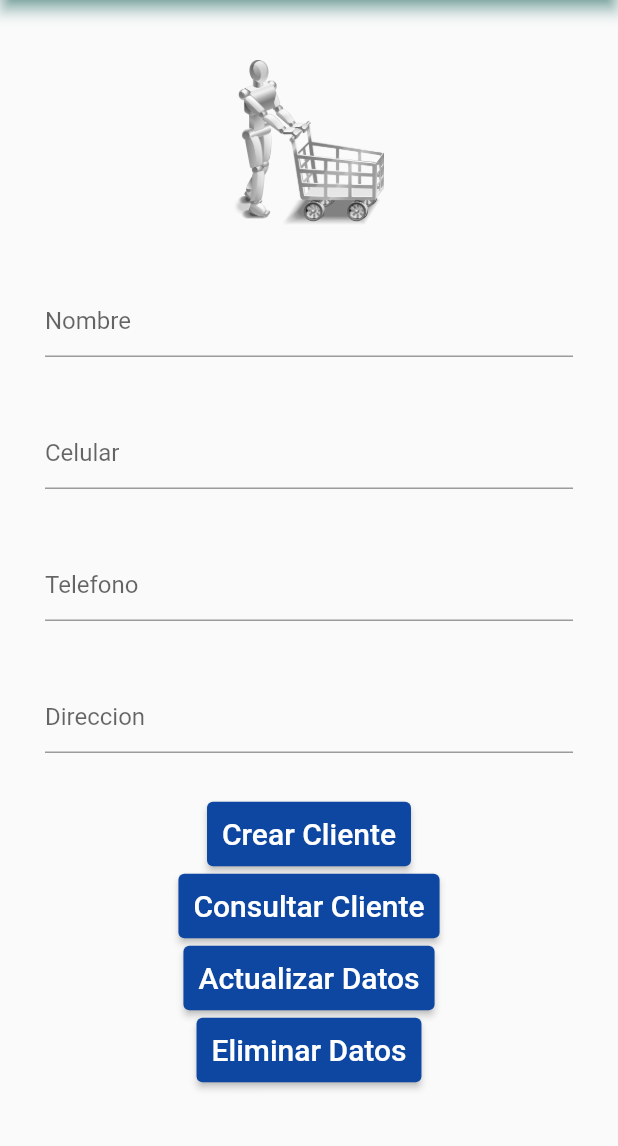
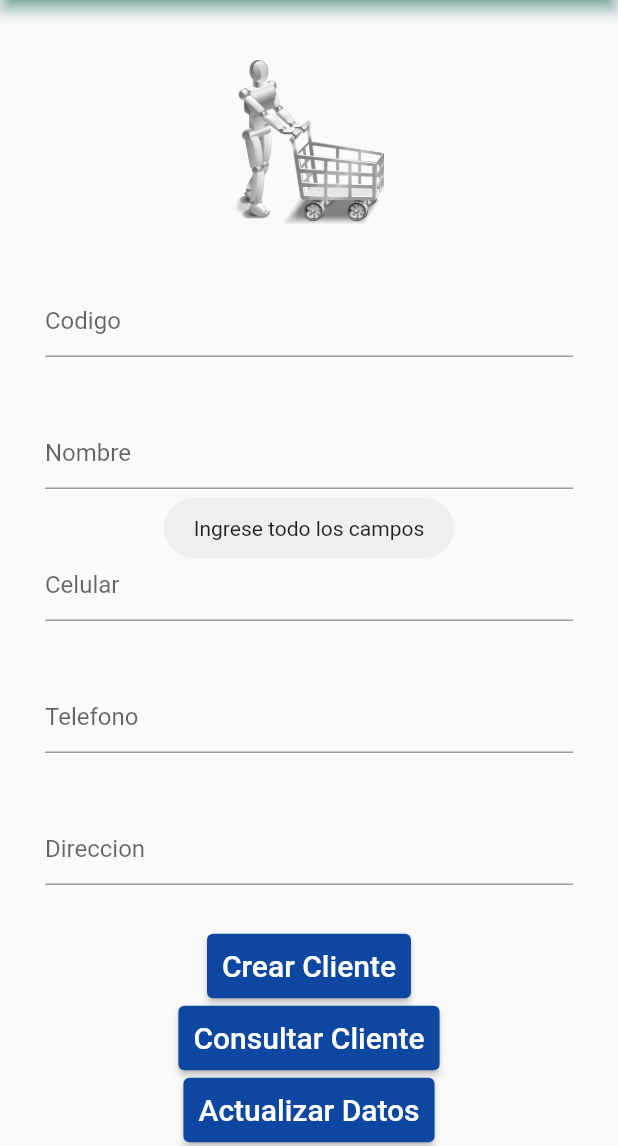
Before and after one commit to Jjcastiblanco/market_place, a Flutter app: the ReCliente screen opened directly, after a tap on "Crear Cliente", on a phone screen of 412 x 824 dp, the part 90-1236 px from its top. Run offline on Flutter 3.47's test engine with Material 2 defaults, Android fonts, the phone set to English and light mode, and no system bars; our stand-ins replace cloud_firestore, firebase_core, fluttertoast, url_launcher_web; missing offline and left inert: cloud_firestore_web, firebase_core_web, firebase_database_web; accounts and stored records are empty.

Commit message:
crear cliente Sprint 3

```diff
--- a/lib/generated_plugin_registrant.dart
+++ b/lib/generated_plugin_registrant.dart
@@ -8,6 +8,7 @@
 import 'package:cloud_firestore_web/cloud_firestore_web.dart';
 import 'package:firebase_core_web/firebase_core_web.dart';
 import 'package:firebase_database_web/firebase_database_web.dart';
+import 'package:fluttertoast/fluttertoast_web.dart';
 import 'package:url_launcher_web/url_launcher_web.dart';
 
 import 'package:flutter_web_plugins/flutter_web_plugins.dart';
@@ -17,6 +18,7 @@ void registerPlugins(Registrar registrar) {
   FirebaseFirestoreWeb.registerWith(registrar);
   FirebaseCoreWeb.registerWith(registrar);
   FirebaseDatabaseWeb.registerWith(registrar);
+  FluttertoastWebPlugin.registerWith(registrar);
   UrlLauncherPlugin.registerWith(registrar);
   registrar.registerMessageHandler();
 }
--- a/lib/registroClientes.dart
+++ b/lib/registroClientes.dart
@@ -1,7 +1,9 @@
 
+import 'package:cloud_firestore/cloud_firestore.dart';
 import 'package:flutter/cupertino.dart';
 import 'package:flutter/material.dart';
-import 'package:marketplace/clientes.dart';
+import 'package:fluttertoast/fluttertoast.dart';
+
 
 class GestionClientes extends StatelessWidget {
   const GestionClientes({Key? key}) : super(key: key);
@@ -22,6 +24,16 @@ class ReCliente extends StatefulWidget {
 }
 
 class _ReClienteState extends State<ReCliente> {
+
+  final direccion = TextEditingController();
+  final nombre = TextEditingController();
+  final celular = TextEditingController();
+  final telefono = TextEditingController();
+  final codigo = TextEditingController();
+
+  CollectionReference datoscliente = FirebaseFirestore.instance.collection("clientes");
+
+
   @override
   Widget build(BuildContext context) {
     return Scaffold(
@@ -44,12 +56,21 @@ class _ReClienteState extends State<ReCliente> {
             child: Image.asset('img/shop.png'),
 
           ),
-
           Container(
             padding: EdgeInsets.only(right: 30,left: 30, top: 40),
             alignment: Alignment.center,
             child: TextField(
-
+              controller: codigo,
+              decoration: InputDecoration(
+                hintText: 'Codigo',
+              ),
+            ),
+          ),
+          Container(
+            padding: EdgeInsets.only(right: 30,left: 30, top: 40),
+            alignment: Alignment.center,
+            child: TextField(
+              controller: nombre,
               decoration: InputDecoration(
                 hintText: 'Nombre',
               ),
@@ -59,7 +80,7 @@ class _ReClienteState extends State<ReCliente> {
             padding: EdgeInsets.only(right: 30,left: 30, top: 40),
             alignment: Alignment.center,
             child: TextField(
-
+              controller: celular,
               decoration: InputDecoration(
                 hintText: 'Celular',
               ),
@@ -69,7 +90,7 @@ class _ReClienteState extends State<ReCliente> {
             padding: EdgeInsets.only(right: 30,left: 30, top: 40),
             alignment: Alignment.center,
             child: TextField(
-
+              controller: telefono,
               decoration: InputDecoration(
                 hintText: 'Telefono',
               ),
@@ -79,7 +100,7 @@ class _ReClienteState extends State<ReCliente> {
             padding: EdgeInsets.only(right: 30,left: 30, top: 40,bottom: 30),
             alignment: Alignment.center,
             child: TextField(
-
+              controller: direccion,
               decoration: InputDecoration(
                 hintText: 'Direccion',
               ),
@@ -96,7 +117,30 @@ class _ReClienteState extends State<ReCliente> {
               ),
 
 
-              onPressed: () {  },
+              onPressed: () {
+                if(nombre.text.isEmpty || direccion.text.isEmpty || telefono.text.isEmpty || celular.text.isEmpty ){
+                    Fluttertoast.showToast(msg: "Ingrese todo los campos",
+                      toastLength:Toast.LENGTH_LONG,
+                      gravity: ToastGravity.CENTER
+                    );
+                }else{
+                  datoscliente.doc(codigo.text).set(
+                    {
+                      "Nombre": nombre.text,
+                      "direccion": direccion.text,
+                      "celular": celular.text,
+                      "telefono": telefono.text
+                    }
+                  );
+                  Fluttertoast.showToast(msg: "Datos Guardados",
+                      fontSize:20,
+                      backgroundColor: Colors.lightBlueAccent,
+                    textColor: Colors.yellow,
+                    toastLength: Toast.LENGTH_LONG,
+                    gravity: ToastGravity.BOTTOM
+                  );
+                }
+              },
 
 
               child: Text('Crear Cliente',
--- a/pubspec.yaml
+++ b/pubspec.yaml
@@ -38,7 +38,7 @@ dependencies:
   firebase_core:
   cloud_firestore:
   firebase_database:
-
+  fluttertoast: ^8.0.8
 dev_dependencies:
   flutter_test:
     sdk: flutter
```
Also changed, not shown: pubspec.lock.
